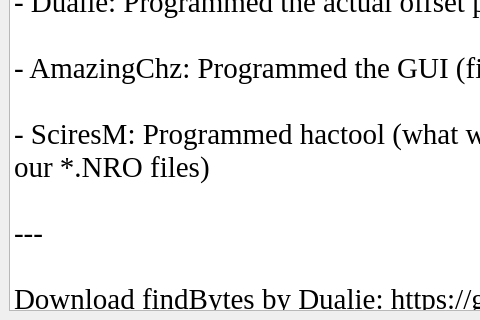
Old version of the form resources/interfaces/credits/credits.ui in the repository tiliarou/findBytes-GUI; both pictures show x 0 to 480 and y 94 to 414 of the 789 by 414 pixel window.
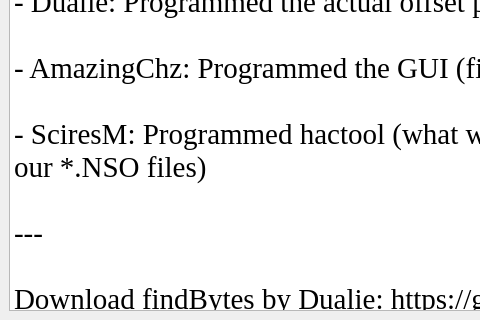
New version of the form.

Patch:
```diff
--- a/resources/interfaces/credits/credits.ui
+++ b/resources/interfaces/credits/credits.ui
@@ -33,7 +33,7 @@
 
 - AmazingChz: Programmed the GUI (findBytes GUI [this!])
 
-- SciresM: Programmed hactool (what we use to decompress our *.NRO files)
+- SciresM: Programmed hactool (what we use to decompress our *.NSO files)
 
 ---
 
```
